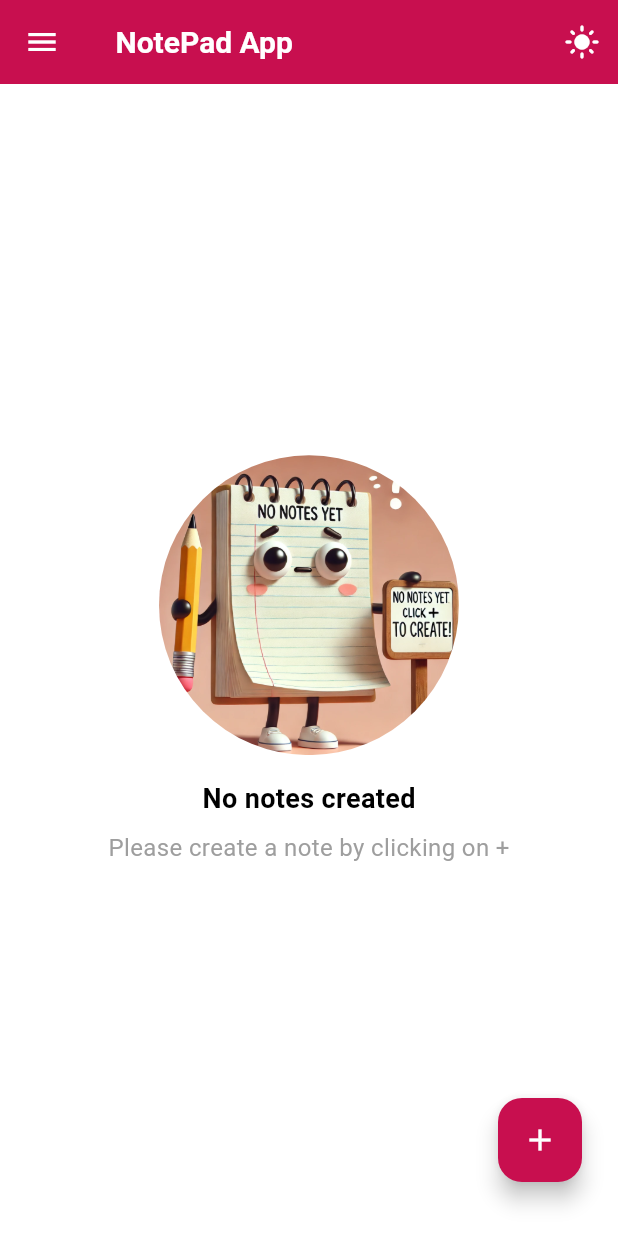
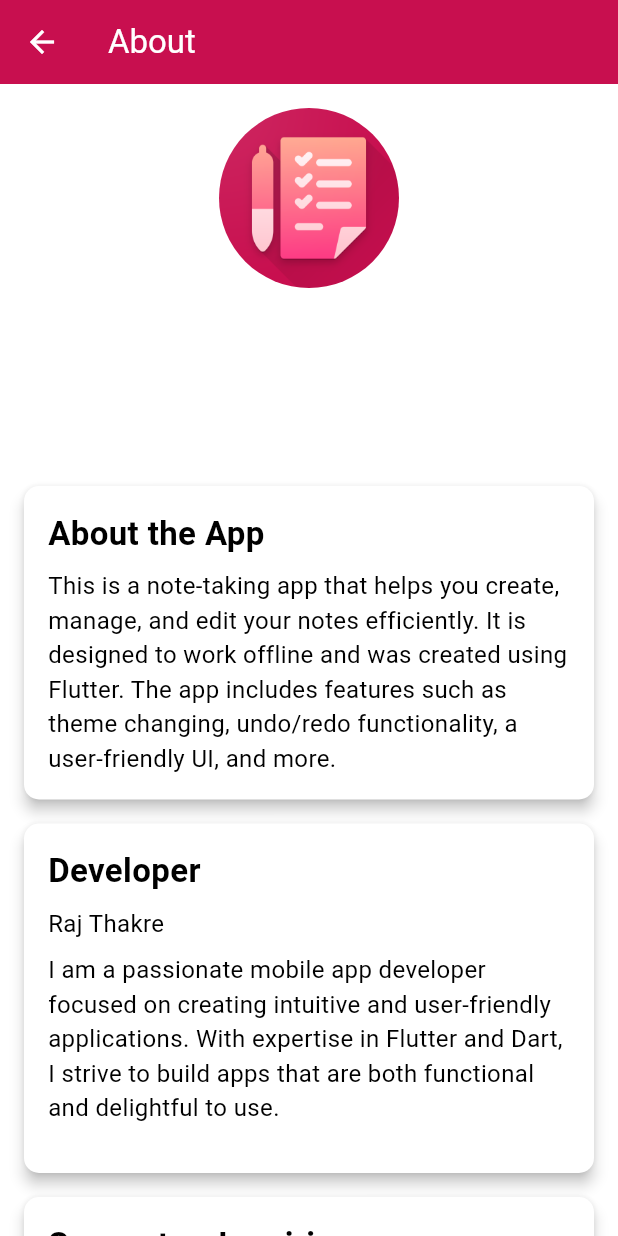
Before and after one commit to raj121276thakre/Flutter-Text-Editor, a Flutter app: the screen it shows after launch, in the side drawer, after a tap on "About", on a phone screen of 412 x 824 dp. Run offline on Flutter 3.47's test engine with Material 3 defaults, Android fonts, the phone set to English and light mode, and no system bars; our stand-ins replace open_filex, shared_preferences, sqflite; accounts and stored records are empty.

Commit message:
app Strings managed

```diff
--- /dev/null
+++ b/lib/Constants/strings.dart
@@ -0,0 +1,23 @@
+// lib/constants/strings.dart
+class AppStrings {
+  // General app details
+  static const String appName = 'NotePad App';
+  static const String appVersion = 'Version 1.0.0';
+  static const String appIcon = 'assets/icon/icon.png';
+
+  // About the app
+  static const String aboutAppDescription =
+      'This is a note-taking app that helps you create, manage, and edit your notes efficiently. '
+      'It is designed to work offline and was created using Flutter. The app includes features such as '
+      'theme changing, undo/redo functionality, a user-friendly UI, and more.';
+
+  // Developer Info
+  static const String developerName = 'Raj Thakre';
+  static const String developerDescription =
+      'I am a passionate mobile app developer focused on creating intuitive and user-friendly applications. '
+      'With expertise in Flutter and Dart, I strive to build apps that are both functional and delightful to use.';
+
+  // Support info
+  static const String supportText =
+      'For support or inquiries, contact us at: raj121276thakre@gmail.com';
+}
--- /dev/null
+++ b/lib/Screens/about_screen.dart
@@ -0,0 +1,174 @@
+import 'package:flutter/material.dart';
+import 'package:text_editor/Constants/strings.dart';
+import 'package:url_launcher/url_launcher.dart';
+
+class AboutScreen extends StatelessWidget {
+  const AboutScreen({Key? key}) : super(key: key);
+
+  Future<void> _launchURL(String url) async {
+    // Check if the URL can be launched
+    if (await canLaunch(url)) {
+      // Launch the URL
+      await launch(url);
+    } else {
+      // If the URL cannot be launched, throw an error
+      throw 'Could not launch $url';
+    }
+  }
+
+  @override
+  Widget build(BuildContext context) {
+    final theme = Theme.of(context);
+
+    return Scaffold(
+      appBar: AppBar(
+        title:
+            Text('About', style: TextStyle(color: theme.colorScheme.onPrimary)),
+        backgroundColor: theme.colorScheme.primary,
+        elevation: 4.0,
+        iconTheme: IconThemeData(color: theme.colorScheme.onPrimary),
+      ),
+      backgroundColor: Colors.white, // Set the background to white
+      body: ListView(
+        padding: const EdgeInsets.all(16.0),
+        children: [
+          // App Logo or Icon
+          Center(
+            child: ClipOval(
+              child: Image.asset(
+                AppStrings.appIcon, // Path to your app's logo or icon
+                width: 120,
+                height: 120,
+                fit: BoxFit.cover,
+              ),
+            ),
+          ),
+          const SizedBox(height: 20),
+
+          // App Title
+          Center(
+            child: Text(
+              AppStrings.appName,
+              style: TextStyle(
+                fontSize: 32,
+                fontWeight: FontWeight.bold,
+                color: theme.colorScheme.onBackground,
+              ),
+            ),
+          ),
+          const SizedBox(height: 8),
+
+          // Version info
+          Center(
+            child: Text(
+              AppStrings.appVersion,
+              style: TextStyle(
+                fontSize: 18,
+                color: theme.colorScheme.onBackground,
+              ),
+            ),
+          ),
+          const SizedBox(height: 32),
+
+          // Description Card
+          Card(
+            margin: const EdgeInsets.only(bottom: 16),
+            elevation: 4.0,
+            shape:
+                RoundedRectangleBorder(borderRadius: BorderRadius.circular(10)),
+            child: Padding(
+              padding: const EdgeInsets.all(16.0),
+              child: Column(
+                crossAxisAlignment: CrossAxisAlignment.start,
+                children: [
+                  Text(
+                    'About the App',
+                    style: TextStyle(
+                      fontSize: 22,
+                      fontWeight: FontWeight.bold,
+                      color: theme.colorScheme.onSurface,
+                    ),
+                  ),
+                  const SizedBox(height: 8),
+                  Text(
+                    AppStrings.aboutAppDescription,
+                    style: TextStyle(
+                        fontSize: 16, color: theme.colorScheme.onSurface),
+                  ),
+                ],
+              ),
+            ),
+          ),
+
+          // Developer Info Card
+          // Developer Info Card
+          Card(
+            margin: const EdgeInsets.only(bottom: 16),
+            elevation: 4.0,
+            shape:
+                RoundedRectangleBorder(borderRadius: BorderRadius.circular(10)),
+            child: Padding(
+              padding: const EdgeInsets.all(16.0),
+              child: Column(
+                crossAxisAlignment: CrossAxisAlignment.start,
+                children: [
+                  Text(
+                    'Developer',
+                    style: TextStyle(
+                      fontSize: 22,
+                      fontWeight: FontWeight.bold,
+                      color: theme.colorScheme.onSurface,
+                    ),
+                  ),
+                  const SizedBox(height: 8),
+                  Text(
+                    AppStrings.developerName,
+                    style: TextStyle(
+                        fontSize: 16, color: theme.colorScheme.onSurface),
+                  ),
+                  const SizedBox(height: 8),
+                  Text(
+                    AppStrings.developerDescription,
+                    style: TextStyle(
+                        fontSize: 16, color: theme.colorScheme.onSurface),
+                  ),
+                  const SizedBox(height: 16),
+                ],
+              ),
+            ),
+          ),
+
+          // Support Info Card
+          Card(
+            margin: const EdgeInsets.only(bottom: 16),
+            elevation: 4.0,
+            shape:
+                RoundedRectangleBorder(borderRadius: BorderRadius.circular(10)),
+            child: Padding(
+              padding: const EdgeInsets.all(16.0),
+              child: Column(
+                crossAxisAlignment: CrossAxisAlignment.start,
+                children: [
+                  Text(
+                    'Support or Inquiries',
+                    style: TextStyle(
+                      fontSize: 22,
+                      fontWeight: FontWeight.bold,
+                      color: theme.colorScheme.onSurface,
+                    ),
+                  ),
+                  const SizedBox(height: 8),
+                  Text(
+                    AppStrings.supportText,
+                    style: TextStyle(
+                        fontSize: 16, color: theme.colorScheme.onSurface),
+                  ),
+                ],
+              ),
+            ),
+          ),
+        ],
+      ),
+    );
+  }
+}
--- a/lib/Screens/note_screen.dart
+++ b/lib/Screens/note_screen.dart
@@ -4,6 +4,8 @@ import 'package:path_provider/path_provider.dart';
 import 'package:provider/provider.dart';
 import 'package:pdf/widgets.dart' as pw;
 import 'package:open_filex/open_filex.dart';
+import 'package:text_editor/Constants/strings.dart';
+import 'package:text_editor/Screens/about_screen.dart';
 import '../Providers/note_provider.dart';
 import '../Providers/theme_provider.dart';
 
@@ -43,7 +45,8 @@ class _NoteScreenState extends State<NoteScreen> {
                 leading: Icon(Icons.wb_sunny),
                 title: Text('Default Theme'), // Your custom theme
                 onTap: () {
-                themeProvider.setTheme(themeProvider.defaultTheme); // Set to your default theme
+                  themeProvider.setTheme(
+                      themeProvider.defaultTheme); // Set to your default theme
                   Navigator.pop(context);
                 },
               ),
@@ -51,7 +54,8 @@ class _NoteScreenState extends State<NoteScreen> {
                 leading: Icon(Icons.light_mode),
                 title: Text('Light Theme'),
                 onTap: () {
-                themeProvider.setTheme(themeProvider.lightTheme); // Set to light theme
+                  themeProvider
+                      .setTheme(themeProvider.lightTheme); // Set to light theme
                   Navigator.pop(context);
                 },
               ),
@@ -59,7 +63,8 @@ class _NoteScreenState extends State<NoteScreen> {
                 leading: Icon(Icons.dark_mode),
                 title: Text('Dark Theme'),
                 onTap: () {
-                themeProvider.setTheme(themeProvider.darkTheme); // Set to dark theme
+                  themeProvider
+                      .setTheme(themeProvider.darkTheme); // Set to dark theme
                   Navigator.pop(context);
                 },
               ),
@@ -67,7 +72,8 @@ class _NoteScreenState extends State<NoteScreen> {
                 leading: Icon(Icons.palette),
                 title: Text('Blue Theme'),
                 onTap: () {
-                themeProvider.setTheme(themeProvider.blueTheme); // Set to blue theme
+                  themeProvider
+                      .setTheme(themeProvider.blueTheme); // Set to blue theme
                   Navigator.pop(context);
                 },
               ),
@@ -75,7 +81,8 @@ class _NoteScreenState extends State<NoteScreen> {
                 leading: Icon(Icons.palette),
                 title: Text('Green Theme'),
                 onTap: () {
-                themeProvider.setTheme(themeProvider.greenTheme); // Set to green theme
+                  themeProvider
+                      .setTheme(themeProvider.greenTheme); // Set to green theme
                   Navigator.pop(context);
                 },
               ),
@@ -83,7 +90,8 @@ class _NoteScreenState extends State<NoteScreen> {
                 leading: Icon(Icons.palette),
                 title: Text('Yellow Theme'),
                 onTap: () {
-                themeProvider.setTheme(themeProvider.yellowTheme); // Set to yellow theme
+                  themeProvider.setTheme(
+                      themeProvider.yellowTheme); // Set to yellow theme
                   Navigator.pop(context);
                 },
               ),
@@ -91,7 +99,8 @@ class _NoteScreenState extends State<NoteScreen> {
                 leading: Icon(Icons.palette),
                 title: Text('Orange Theme'),
                 onTap: () {
-                themeProvider.setTheme(themeProvider.orangeTheme); // Set to orange theme
+                  themeProvider.setTheme(
+                      themeProvider.orangeTheme); // Set to orange theme
                   Navigator.pop(context);
                 },
               ),
@@ -99,7 +108,8 @@ class _NoteScreenState extends State<NoteScreen> {
                 leading: Icon(Icons.palette),
                 title: Text('Pink Theme'),
                 onTap: () {
-                themeProvider.setTheme(themeProvider.pinkTheme); // Set to pink theme
+                  themeProvider
+                      .setTheme(themeProvider.pinkTheme); // Set to pink theme
                   Navigator.pop(context);
                 },
               ),
@@ -115,7 +125,6 @@ class _NoteScreenState extends State<NoteScreen> {
       },
     );
   }
-
 
   Future<void> _loadNotes() async {
     final noteProvider = Provider.of<NoteProvider>(context, listen: false);
@@ -194,7 +203,7 @@ class _NoteScreenState extends State<NoteScreen> {
           },
         ),
         title: Text(
-          " NotePad App",
+        AppStrings.appName,
           style: TextStyle(
             color: theme.colorScheme.onPrimary,
             fontWeight: FontWeight.bold,
@@ -232,14 +241,14 @@ class _NoteScreenState extends State<NoteScreen> {
                 children: [
                   ClipOval(
                     child: Image.asset(
-                      "assets/icon/icon.png", // Path to your custom image
+                      AppStrings.appIcon,// Path to your custom image
                       width: 100,
                       height: 100,
                       fit: BoxFit.cover,
                     ),
                   ),
                   Text(
-                    'NotePad App',
+                    AppStrings.appName,
                     style: TextStyle(
                         fontSize: 20,
                         fontWeight: FontWeight.bold,
@@ -276,9 +285,13 @@ class _NoteScreenState extends State<NoteScreen> {
                 title: Text('About'),
                 onTap: () {
                   Navigator.pop(context);
-                // Add navigation to About screen if needed
-              },
-            ),
+                  Navigator.push(
+                    context,
+                    MaterialPageRoute(
+                        builder: (context) =>
+                            AboutScreen()), // Navigate to the About Screen
+                  );
+                }),
           ],
         ),
       ),
--- a/lib/Screens/splash_screen.dart
+++ b/lib/Screens/splash_screen.dart
@@ -1,4 +1,5 @@
 import 'package:flutter/material.dart';
+import 'package:text_editor/Constants/strings.dart';
 import 'note_screen.dart'; // Adjust the import path if necessary.
 
 class SplashScreen extends StatefulWidget {
@@ -50,7 +51,7 @@ class _SplashScreenState extends State<SplashScreen>
             children: [
               ClipOval(
                 child: Image.asset(
-                  "assets/icon/icon.png", // Path to your custom image
+                   AppStrings.appIcon, // Path to your custom image
                   width: 100,
                   height: 100,
                   fit: BoxFit.cover,
@@ -58,12 +59,20 @@ class _SplashScreenState extends State<SplashScreen>
               ),
               const SizedBox(height: 20),
               Text(
-                'NotePad App',
+                AppStrings.appName,
                 style: TextStyle(
                     fontSize: 24,
                     fontWeight: FontWeight.bold,
                     color: theme.colorScheme.primary),
               ),
+              // SizedBox(height: 100,),
+              //  Text(
+              //   AppStrings.appVersion,
+              //   style: TextStyle(
+              //       fontSize: 24,
+              //       fontWeight: FontWeight.normal,
+              //       color: theme.colorScheme.primary),
+              // ),
             ],
           ),
         ),
--- a/pubspec.yaml
+++ b/pubspec.yaml
@@ -43,6 +43,7 @@ dependencies:
   pdf: ^3.11.2
   open_filex: ^4.6.0
   flutter_launcher_icons: ^0.14.3
+  url_launcher: ^6.3.1
 
 dev_dependencies:
   flutter_test:
```
Also changed, not shown: pubspec.lock, 5 other files. Lines whose indentation alone changed are shown as unchanged.
